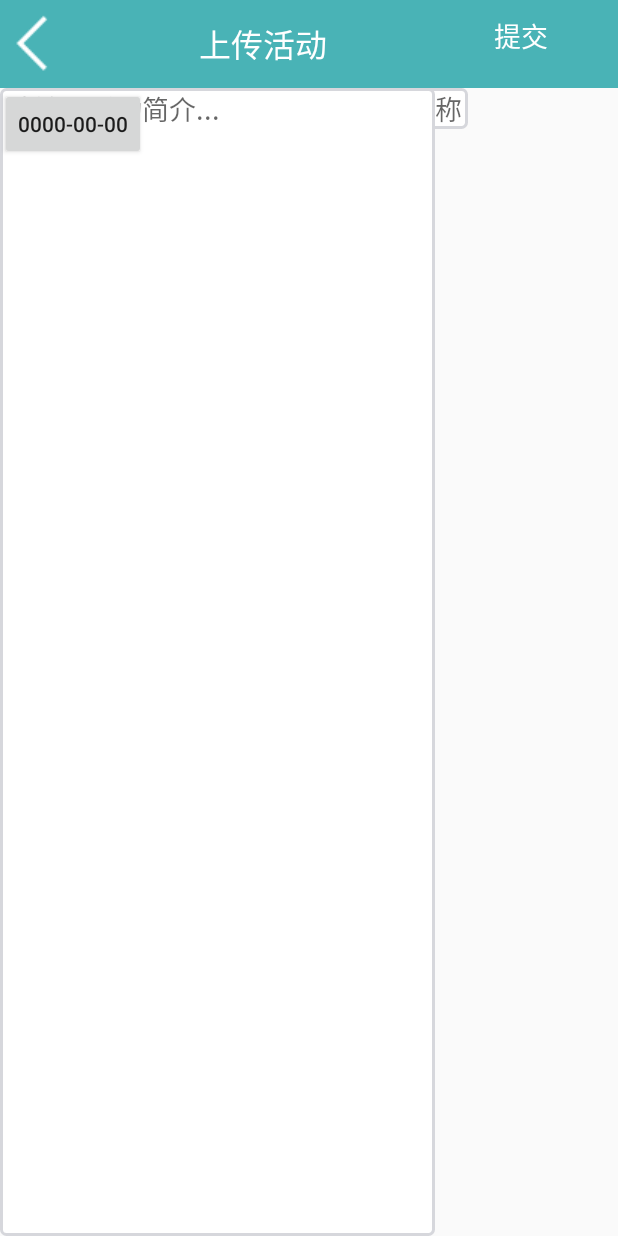
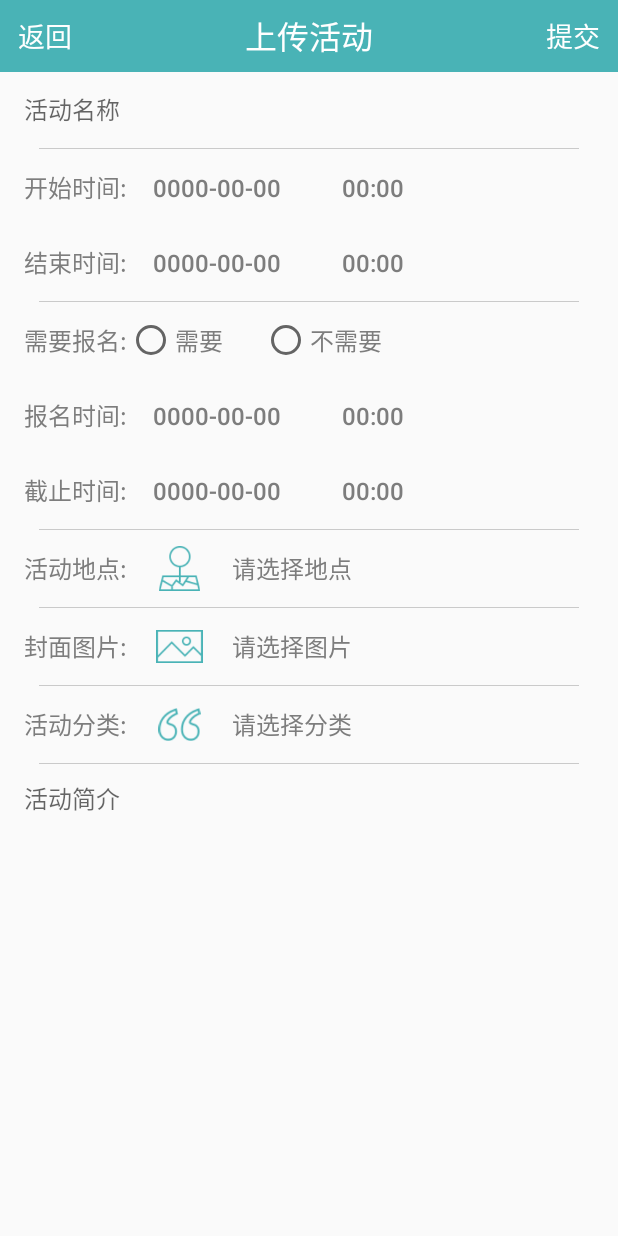
Before and after one commit to RongRongJi/HiWhuClient, an Android app: the com_updateActivity screen opened directly, with no data from a screen before it, on a phone screen of 412 x 824 dp. Run offline under Robolectric (Android 15) with nearby library versions, the phone set to English and light mode, and no system bars.

Commit message:
活动信息页面更新

```diff
--- a/app/src/main/java/com/hiwhuUI/Activity/com_updateActivity.java
+++ b/app/src/main/java/com/hiwhuUI/Activity/com_updateActivity.java
@@ -1,8 +1,10 @@
 package com.hiwhuUI.Activity;
 
 import android.app.Activity;
+import android.app.AlertDialog;
 import android.app.DatePickerDialog;
 import android.app.TimePickerDialog;
+import android.content.DialogInterface;
 import android.content.Intent;
 import android.database.Cursor;
 import android.net.Uri;
@@ -45,6 +47,7 @@ public class com_updateActivity extends AppCompatActivity {
     private static final int IMAGE = 1;
 
     private TextView text_image;
+    private TextView text_type;
     //private ImageView imageView;
 
     private Button beginDate;
@@ -60,6 +63,7 @@ public class com_updateActivity extends AppCompatActivity {
 
     private RadioButton button_need;
     private ImageButton button_address;
+    private ImageButton button_type;
 
 
     @Override
@@ -302,6 +306,24 @@ public class com_updateActivity extends AppCompatActivity {
                 //Intent intent2 = new Intent(pdateActivity.this,BMapActivity.class);
                 //startActivity(intent2);
                 break;
+            case R.id.button_type:
+                AlertDialog.Builder builder = new AlertDialog.Builder(com_updateActivity.this);
+                builder.setTitle("选择一个分类");
+                //    指定下拉列表的显示数据
+                final String[] type = {"竞赛", "体育", "文艺", "公益", "讲座","其他"};
+                //    设置一个下拉的列表选择项
+                builder.setItems(type, new DialogInterface.OnClickListener()
+                {
+                    @Override
+                    public void onClick(DialogInterface dialog, int which)
+                    {
+                        //Toast.makeText(com_updateActivity.this, "选择的城市为：" + type[which], Toast.LENGTH_SHORT).show();
+                        text_type = (TextView)findViewById(R.id.text_type);
+                        text_type.setText(type[which]);
+                    }
+                });
+                builder.show();
+                break;
         }
     }
 
--- a/app/src/main/java/data/staticData.java
+++ b/app/src/main/java/data/staticData.java
@@ -9,8 +9,8 @@ import entity.Activity;
  */
 
 public class staticData {
-    //static String url = "http://192.168.23.1:8080";//服务器地址
-    static String url = "http://192.168.191.1:8080";//服务器地址
+    static String url = "http://192.168.23.1:8080";//服务器地址
+    //static String url = "http://192.168.191.1:8080";//服务器地址
     static String studentID = null;
     static String sponsorID = null;//登录用户id
     static String currentActivity = null;//当前所选活动
--- a/app/src/main/res/layout/activity_com_update.xml
+++ b/app/src/main/res/layout/activity_com_update.xml
@@ -9,318 +9,370 @@
 
     <include layout="@layout/activity_com_update_title"/>
 
-    <RelativeLayout
-        android:layout_width="match_parent"
-        android:layout_height="wrap_content">
-    <TextView
-        android:id="@+id/text_Name"
-        android:layout_width="wrap_content"
-        android:layout_height="wrap_content"
-        android:layout_marginLeft="100dip"
-        android:layout_marginTop="50dip"
-        android:text="活动名称:"
-        android:textSize="18sp" />
-
+    <!-- 输入活动名称 -->
+    <LinearLayout
+        android:focusable="true"
+        android:focusableInTouchMode="true"
+        android:layout_width="0px"
+        android:layout_height="0px" />
     <EditText
         android:id="@+id/activityName"
         android:layout_width="match_parent"
+        android:layout_height="50dip"
+        android:layout_marginLeft="16dip"
+        android:maxLines="1"
+        android:hint="活动名称"
+        android:textSize="16sp"
+        android:textColor="#555555"
+        android:background="@null"/>
+
+    <ImageView
+        android:layout_width="360dip"
         android:layout_height="wrap_content"
-        android:layout_toRightOf="@+id/text_Name"
-        android:maxLines="1"
-        android:gravity="center_vertical"
-        android:layout_marginRight="100dip"
-        android:background="@drawable/edittext"
-        android:hint="请输入活动名称"
-        android:singleLine="true"/>
+        android:src="@drawable/acu_line"
+        android:layout_gravity="center"/>
 
+    <!-- 开始时间 -->
+    <RelativeLayout
+        android:layout_width="wrap_content"
+        android:layout_height="wrap_content"
+        android:layout_marginLeft="16dip">
         <TextView
             android:id="@+id/text_bDate"
-        android:layout_width="76dp"
-        android:layout_height="35dp"
-        android:layout_marginBottom="8dp"
+            android:layout_width="wrap_content"
+            android:layout_height="50dip"
             android:gravity="center"
-        android:text="开始时间:"
-
-        app:layout_constraintHorizontal_bias="0.0"
-        app:layout_constraintTop_toBottomOf="@+id/text_Name"
-        app:layout_constraintVertical_bias="0.0"
-        tools:layout_editor_absoluteX="45dp" />
+            android:textSize="16sp"
+            android:textColor="#7D7D7D"
+            android:text="开始时间:" />
 
         <Button
             android:id="@+id/beginDate"
-        android:layout_width="97dp"
-        android:layout_height="48dp"
-        android:layout_marginBottom="8dp"
+            android:layout_width="120dip"
+            android:layout_height="50dip"
             android:text="0000-00-00"
-
-        app:layout_constraintEnd_toStartOf="@+id/beginTime"
-        app:layout_constraintHorizontal_bias="0.0"
-        app:layout_constraintStart_toEndOf="@+id/text_Name"
-        app:layout_constraintTop_toBottomOf="@+id/text_Name"
-        app:layout_constraintVertical_bias="0.0"
-        tools:layout_editor_absoluteX="122dp" />
+            android:background="#00000000"
+            android:textSize="16sp"
+            android:textColor="#7D7D7D"
+            android:layout_toRightOf="@+id/text_bDate" />
 
         <Button
             android:id="@+id/beginTime"
-        android:layout_width="92dp"
-        android:layout_height="0dp"
+            android:layout_width="wrap_content"
+            android:layout_height="50dip"
             android:text="00:00"
+            android:background="#00000000"
+            android:textSize="16sp"
+            android:textColor="#7D7D7D"
+            android:layout_toRightOf="@+id/beginDate"/>
+    </RelativeLayout>
 
-        app:layout_constraintEnd_toEndOf="parent"
 
-        app:layout_constraintTop_toBottomOf="@+id/activityName"
-        tools:layout_editor_absoluteX="243dp" />
-
+    <!-- 结束时间 -->
+    <RelativeLayout
+        android:layout_width="wrap_content"
+        android:layout_height="wrap_content"
+        android:layout_marginLeft="16dip">
         <TextView
             android:id="@+id/text_eDate"
-        android:layout_width="75dp"
-        android:layout_height="34dp"
-        android:layout_marginBottom="8dp"
+            android:layout_width="wrap_content"
+            android:layout_height="50dip"
             android:gravity="center"
-
-        app:layout_constraintHorizontal_bias="0.0"
-
-        app:layout_constraintTop_toBottomOf="@+id/text_bDate"
-        app:layout_constraintVertical_bias="0.0"
-        tools:layout_editor_absoluteX="45dp" />
+            android:textSize="16sp"
+            android:textColor="#7D7D7D"
+            android:text="结束时间:"
+            />
 
         <Button
             android:id="@+id/endDate"
-        android:layout_width="0dp"
-        android:layout_height="0dp"
+            android:layout_width="120dip"
+            android:layout_height="50dip"
             android:text="0000-00-00"
-        app:layout_constraintEnd_toEndOf="@+id/beginDate"
-        app:layout_constraintStart_toStartOf="@+id/beginDate"
-        app:layout_constraintTop_toBottomOf="@+id/beginDate"
-
-        tools:layout_editor_absoluteX="122dp" />
+            android:background="#00000000"
+            android:textSize="16sp"
+            android:textColor="#7D7D7D"
+            android:layout_toRightOf="@+id/text_eDate" />
 
         <Button
             android:id="@+id/endTime"
-        android:layout_width="88dp"
-        android:layout_height="0dp"
+            android:layout_width="wrap_content"
+            android:layout_height="50dip"
             android:text="00:00"
+            android:background="#00000000"
+            android:textSize="16sp"
+            android:textColor="#7D7D7D"
+            android:layout_toRightOf="@+id/endDate"/>
+    </RelativeLayout>
 
-        app:layout_constraintEnd_toEndOf="parent"
+    <ImageView
+        android:layout_width="360dip"
+        android:layout_height="wrap_content"
+        android:src="@drawable/acu_line"
+        android:layout_gravity="center"/>
 
-        app:layout_constraintTop_toBottomOf="@+id/beginTime"
-        tools:layout_editor_absoluteX="244dp" />
+    <!--是否需要报名-->
+    <RelativeLayout
+        android:layout_width="wrap_content"
+        android:layout_height="wrap_content"
+        android:layout_marginLeft="16dip">
 
         <TextView
             android:id="@+id/text_Signup"
-        android:layout_width="0dp"
-        android:layout_height="0dp"
+            android:layout_width="wrap_content"
+            android:layout_height="50dip"
             android:gravity="center"
-        android:text="需要报名:"
-
-        app:layout_constraintEnd_toStartOf="@+id/endDate"
-        app:layout_constraintHorizontal_bias="0.0"
-
-        app:layout_constraintTop_toBottomOf="@+id/endDate"
-        app:layout_constraintVertical_bias="0.0"
-        tools:layout_editor_absoluteX="45dp" />
-
+            android:textSize="16sp"
+            android:textColor="#7D7D7D"
+            android:text="需要报名:"/>
         <RadioGroup
             android:id="@+id/radioGroup"
-        android:layout_width="0dp"
-        android:layout_height="0dp"
-        android:layout_marginBottom="1dp"
+            android:layout_width="wrap_content"
+            android:layout_height="50dip"
             android:orientation="horizontal"
-        app:layout_constraintBottom_toBottomOf="@+id/text_Signup"
-
-        app:layout_constraintHorizontal_bias="1.0"
-        app:layout_constraintStart_toEndOf="@+id/text_Signup"
-        app:layout_constraintTop_toBottomOf="@+id/text_eDate"
-        app:layout_constraintVertical_bias="0.0"
-        tools:layout_editor_absoluteX="122dp">
+            android:layout_toRightOf="@+id/text_Signup">
 
             <RadioButton
                 android:id="@+id/button_need"
-            android:layout_width="34dp"
-            android:layout_height="match_parent"
-            android:layout_weight="1"
-            android:text="需要" />
+                android:layout_width="90dip"
+                android:layout_height="50dip"
+                android:text="需要"
+                android:textSize="16sp"
+                android:textColor="#7D7D7D" />
 
             <RadioButton
                 android:id="@+id/button_neednot"
-            android:layout_width="54dp"
+                android:layout_width="180dip"
+                android:layout_height="50dip"
+                android:text="不需要"
+                android:textSize="16sp"
+                android:textColor="#7D7D7D"/>
+        </RadioGroup>
+    </RelativeLayout>
+
+    <!--报名时间-->
+    <RelativeLayout
+        android:layout_width="wrap_content"
         android:layout_height="wrap_content"
-            android:layout_weight="1"
-            android:text="不需要" />
-    </RadioGroup>
-
+        android:layout_marginLeft="16dip">
         <TextView
             android:id="@+id/text_Signtime"
-        android:layout_width="0dp"
-        android:layout_height="34dp"
-        android:layout_marginBottom="36dp"
-        android:layout_marginTop="8dp"
+            android:layout_width="wrap_content"
+            android:layout_height="50dip"
             android:gravity="center"
-        android:text="报名时间:"
-
-        app:layout_constraintHorizontal_bias="0.0"
-
-        app:layout_constraintTop_toBottomOf="@+id/text_Signup"
-        app:layout_constraintVertical_bias="1.0"
-        tools:layout_editor_absoluteX="45dp" />
-
+            android:textSize="16sp"
+            android:textColor="#7D7D7D"
+            android:text="报名时间:" />
         <Button
             android:id="@+id/beginDate_signup"
-        android:layout_width="0dp"
-        android:layout_height="0dp"
+            android:layout_width="120dip"
+            android:layout_height="50dip"
             android:text="0000-00-00"
-        app:layout_constraintEnd_toEndOf="@+id/endDate"
-        app:layout_constraintHorizontal_bias="0.0"
-        app:layout_constraintStart_toEndOf="@+id/text_Signup"
-        app:layout_constraintTop_toBottomOf="@+id/text_Signup"
-        app:layout_constraintVertical_bias="0.0"
-
-        tools:layout_editor_absoluteX="122dp" />
+            android:background="#00000000"
+            android:textSize="16sp"
+            android:textColor="#7D7D7D"
+            android:layout_toRightOf="@+id/text_Signtime" />
 
         <Button
             android:id="@+id/beginTime_signup"
-        android:layout_width="0dp"
-        android:layout_height="0dp"
-        android:layout_marginBottom="1dp"
-        android:layout_marginTop="1dp"
+            android:layout_width="wrap_content"
+            android:layout_height="50dip"
             android:text="00:00"
-
-        app:layout_constraintEnd_toEndOf="@+id/endTime"
-        app:layout_constraintStart_toStartOf="@+id/endTime"
-        app:layout_constraintTop_toBottomOf="@+id/radioGroup"
-        tools:layout_editor_absoluteX="244dp" />
-
+            android:background="#00000000"
+            android:textSize="16sp"
+            android:textColor="#7D7D7D"
+            android:layout_toRightOf="@+id/beginDate_signup"/>
+    </RelativeLayout>
+    <!--截止时间-->
+    <RelativeLayout
+        android:layout_width="wrap_content"
+        android:layout_height="wrap_content"
+        android:layout_marginLeft="16dip">
         <TextView
             android:id="@+id/text_endTime"
-        android:layout_width="0dp"
-        android:layout_height="38dp"
-        android:layout_marginBottom="34dp"
-        android:layout_marginTop="34dp"
+            android:layout_width="wrap_content"
+            android:layout_height="50dip"
             android:gravity="center"
-        android:text="截止时间:"
-        app:layout_constraintTop_toBottomOf="@+id/radioGroup"
-        tools:layout_editor_absoluteX="45dp" />
+            android:textSize="16sp"
+            android:textColor="#7D7D7D"
+            android:text="截止时间:"/>
 
         <Button
             android:id="@+id/endDate_signup"
-        android:layout_width="0dp"
-        android:layout_height="0dp"
-        android:layout_marginBottom="1dp"
-        android:layout_marginTop="1dp"
+            android:layout_width="120dip"
+            android:layout_height="50dip"
             android:text="0000-00-00"
-        app:layout_constraintEnd_toEndOf="@+id/beginDate_signup"
-        app:layout_constraintTop_toTopOf="@+id/text_endTime"
-        tools:layout_editor_absoluteX="120dp" />
-
+            android:background="#00000000"
+            android:textSize="16sp"
+            android:textColor="#7D7D7D"
+            android:layout_toRightOf="@+id/text_endTime"/>
         <Button
             android:id="@+id/endTime_signup"
-        android:layout_width="89dp"
-        android:layout_height="0dp"
+            android:layout_width="wrap_content"
+            android:layout_height="50dip"
             android:text="00:00"
-        app:layout_constraintEnd_toEndOf="parent"
-        app:layout_constraintTop_toBottomOf="@+id/beginTime_signup"
-        tools:layout_editor_absoluteX="244dp" />
+            android:background="#00000000"
+            android:textSize="16sp"
+            android:textColor="#7D7D7D"
+            android:layout_toRightOf="@+id/endDate_signup"/>
+    </RelativeLayout>
+
+    <ImageView
+        android:layout_width="360dip"
+        android:layout_height="wrap_content"
+        android:src="@drawable/acu_line"
+        android:layout_gravity="center"/>
+
+    <!-- 活动地点 -->
+    <RelativeLayout
+        android:layout_width="wrap_content"
+        android:layout_height="50dip"
+        android:layout_marginLeft="16dip">
 
         <TextView
             android:id="@+id/text_map"
-        android:layout_width="0dp"
-        android:layout_height="0dp"
+            android:layout_width="wrap_content"
+            android:layout_height="50dip"
             android:gravity="center"
-        android:text="活动地点:"
-        app:layout_constraintTop_toBottomOf="@+id/text_endTime"
-        tools:layout_editor_absoluteX="45dp" />
+            android:textSize="16sp"
+            android:textColor="#7D7D7D"
+            android:text="活动地点:" />
 
         <ImageButton
             android:id="@+id/button_address"
-        android:layout_width="39dp"
-        android:layout_height="0dp"
-        android:layout_marginBottom="1dp"
-        android:layout_marginTop="1dp"
-        app:layout_constraintEnd_toEndOf="@+id/endDate_signup"
-        app:layout_constraintStart_toStartOf="@+id/text_map"
+            android:layout_width="70dip"
+            android:layout_height="50dip"
+            android:layout_toRightOf="@+id/text_map"
+            android:background="#00000000"
+            android:src="@drawable/acu_map"
+            android:scaleType="fitCenter"
+            android:paddingBottom="10dip"
+            android:paddingTop="10dip"/>
 
-        app:srcCompat="@android:drawable/ic_dialog_map"
-
-        tools:layout_editor_absoluteX="122dp" />
 
         <TextView
             android:id="@+id/text_address"
-        android:layout_width="0dp"
-        android:layout_height="0dp"
-        android:layout_marginBottom="1dp"
-        android:layout_marginTop="1dp"
-        android:gravity="center_vertical"
+            android:layout_width="wrap_content"
+            android:layout_height="50dip"
+            android:textSize="16sp"
+            android:textColor="#7D7D7D"
+            android:gravity="center"
             android:text="请选择地点"
-        android:background="@drawable/edittext"
+            android:layout_toRightOf="@+id/button_address"/>
+    </RelativeLayout>
 
-        app:layout_constraintStart_toEndOf="@+id/button_address"
-        tools:layout_editor_absoluteX="162dp" />
+    <ImageView
+        android:layout_width="360dip"
+        android:layout_height="wrap_content"
+        android:src="@drawable/acu_line"
+        android:layout_gravity="center"/>
 
+    <!-- 活动图片 -->
+    <RelativeLayout
+        android:layout_width="wrap_content"
+        android:layout_height="wrap_content"
+        android:layout_marginLeft="16dip">
         <TextView
             android:id="@+id/text_pic"
-        android:layout_width="0dp"
-        android:layout_height="0dp"
+            android:layout_width="wrap_content"
+            android:layout_height="50dip"
             android:gravity="center"
+            android:textSize="16sp"
+            android:textColor="#7D7D7D"
             android:text="封面图片:"
-
-        app:layout_constraintTop_toBottomOf="@+id/text_map"
-
-        tools:layout_editor_absoluteX="45dp" />
+            />
 
         <ImageButton
             android:id="@+id/button_image"
-        android:layout_width="0dp"
-        android:layout_height="0dp"
+            android:layout_width="70dip"
+            android:layout_height="50dip"
             android:onClick="onClick"
-        app:layout_constraintEnd_toEndOf="@+id/button_address"
-        app:layout_constraintStart_toStartOf="@+id/button_address"
-
-        app:srcCompat="@android:drawable/ic_menu_gallery"
-
-        tools:layout_editor_absoluteX="122dp" />
+            android:background="#00000000"
+            android:src="@drawable/acu_picture"
+            android:layout_toRightOf="@+id/text_pic"
+            android:scaleType="fitCenter"
+            android:paddingBottom="14dip"
+            android:paddingTop="14dip"/>
 
         <TextView
             android:id="@+id/text_image"
-        android:layout_width="0dp"
-        android:layout_height="0dp"
-        android:layout_marginBottom="2dp"
-        android:layout_marginTop="1dp"
-        android:gravity="center_vertical"
+            android:layout_width="wrap_content"
+            android:layout_height="50dip"
+            android:gravity="center"
+            android:textSize="16sp"
+            android:textColor="#7D7D7D"
             android:text="请选择图片"
-        android:background="@drawable/edittext"
-        app:layout_constraintBottom_toBottomOf="@+id/button_image"
+            android:layout_toRightOf="@+id/button_image"/>
+    </RelativeLayout>
 
-        app:layout_constraintStart_toStartOf="@+id/text_address"
-        app:layout_constraintTop_toBottomOf="@+id/text_address"
-        tools:layout_editor_absoluteX="162dp" />
+    <ImageView
+        android:layout_width="360dip"
+        android:layout_height="wrap_content"
+        android:src="@drawable/acu_line"
+        android:layout_gravity="center"/>
+
+    <!-- 活动分类 -->
+    <RelativeLayout
+        android:layout_width="wrap_content"
+        android:layout_height="50dip"
+        android:layout_marginLeft="16dip">
+        <TextView
+            android:id="@+id/activity_type"
+            android:layout_width="wrap_content"
+            android:layout_height="50dip"
+            android:gravity="center"
+            android:textSize="16sp"
+            android:textColor="#7D7D7D"
+            android:text="活动分类:" />
+
+        <ImageButton
+            android:id="@+id/button_type"
+            android:layout_width="70dip"
+            android:layout_height="50dip"
+            android:onClick="onClick"
+            android:background="#00000000"
+            android:src="@drawable/acu_type"
+            android:layout_toRightOf="@+id/activity_type"
+            android:scaleType="fitCenter"
+            android:paddingBottom="14dip"
+            android:paddingTop="14dip"/>
 
         <TextView
-        android:id="@+id/text_intro"
-        android:layout_width="0dp"
-        android:layout_height="0dp"
-        android:layout_marginBottom="2dp"
-        android:layout_marginTop="2dp"
-        android:text="活动简介:"
+            android:id="@+id/text_type"
+            android:layout_width="wrap_content"
+            android:layout_height="50dip"
             android:gravity="center"
-        app:layout_constraintEnd_toEndOf="@+id/text_pic"
+            android:textSize="16sp"
+            android:textColor="#7D7D7D"
+            android:text="请选择分类"
+            android:layout_toRightOf="@+id/button_type"/>
 
-        app:layout_constraintTop_toBottomOf="@+id/text_image"
+    </RelativeLayout>
 
-        tools:layout_editor_absoluteX="45dp" />
+    <ImageView
+        android:layout_width="360dip"
+        android:layout_height="wrap_content"
+        android:src="@drawable/acu_line"
+        android:layout_gravity="center"/>
+
+    <!-- 活动简介 -->
+    <LinearLayout
+        android:focusable="true"
+        android:focusableInTouchMode="true"
+        android:layout_width="0px"
+        android:layout_height="0px" />
 
     <EditText
         android:id="@+id/introduction"
-        android:layout_width="290dp"
-        android:layout_height="match_parent"
-        android:hint="请输入活动简介..."
-        android:gravity="left|top"
-        android:background="@drawable/edittext"
-        android:inputType="textMultiLine"
+        android:layout_width="match_parent"
+        android:layout_height="240dip"
+        android:layout_marginLeft="16dip"
+        android:maxLines="10"
+        android:hint="活动简介"
+        android:gravity="top"
+        android:textSize="16sp"
+        android:textColor="#555555"
+        android:background="@null"
+        android:paddingTop="10dip"
+        android:layout_marginBottom="80dip" />
 
-        app:layout_constraintHorizontal_bias="0.529"
-
-        app:layout_constraintTop_toBottomOf="@+id/text_intro"
-        tools:layout_editor_absoluteX="44dp" />
-
-    </RelativeLayout>
 </LinearLayout>
--- a/app/src/main/res/layout/activity_com_update_title.xml
+++ b/app/src/main/res/layout/activity_com_update_title.xml
@@ -4,14 +4,16 @@
     android:layout_width="match_parent"
     android:layout_height="wrap_content"
     android:background="#49b3b6">
-
-    <ImageButton
+    <!--返回按钮-->
+    <Button
         android:id="@+id/button_backward"
-        android:layout_width="wrap_content"
+        android:layout_width="60dip"
         android:layout_height="wrap_content"
         android:layout_gravity="center"
         android:background="#00000000"
-        android:src="@drawable/back"/>
+        android:text="返回"
+        android:textColor="#ffffffff"
+        android:textSize="18dp"/>
     <TextView
         android:id="@+id/text_title"
         android:layout_width="0dp"
@@ -23,13 +25,12 @@
         android:textColor="#fff"
         android:textSize="21sp"
         />
+    <!--提交按钮-->
     <Button
         android:id="@+id/button_forward"
-        android:layout_width="wrap_content"
+        android:layout_width="60dip"
         android:layout_height="wrap_content"
-        android:layout_gravity="right"
-        android:paddingRight="30dip"
-        android:layout_margin="5dp"
+        android:layout_gravity="center"
         android:background="#00000000"
         android:text="提交"
         android:textColor="#ffffffff"
--- a/build.gradle
+++ b/build.gradle
@@ -7,9 +7,10 @@ buildscript {
             url 'https://maven.google.com/'
             name 'Google'
         }
+        google()
     }
     dependencies {
-        classpath 'com.android.tools.build:gradle:3.0.1'
+        classpath 'com.android.tools.build:gradle:3.1.3'
 
         // NOTE: Do not place your application dependencies here; they belong
         // in the individual module build.gradle files
```
Also changed, not shown: app/src/main/res/drawable/acu_line.png (added), app/src/main/res/drawable/acu_map.png (added), app/src/main/res/drawable/acu_picture.png (added), app/src/main/res/drawable/acu_type.png (added), gradle/wrapper/gradle-wrapper.properties. Lines whose indentation alone changed are shown as unchanged.
